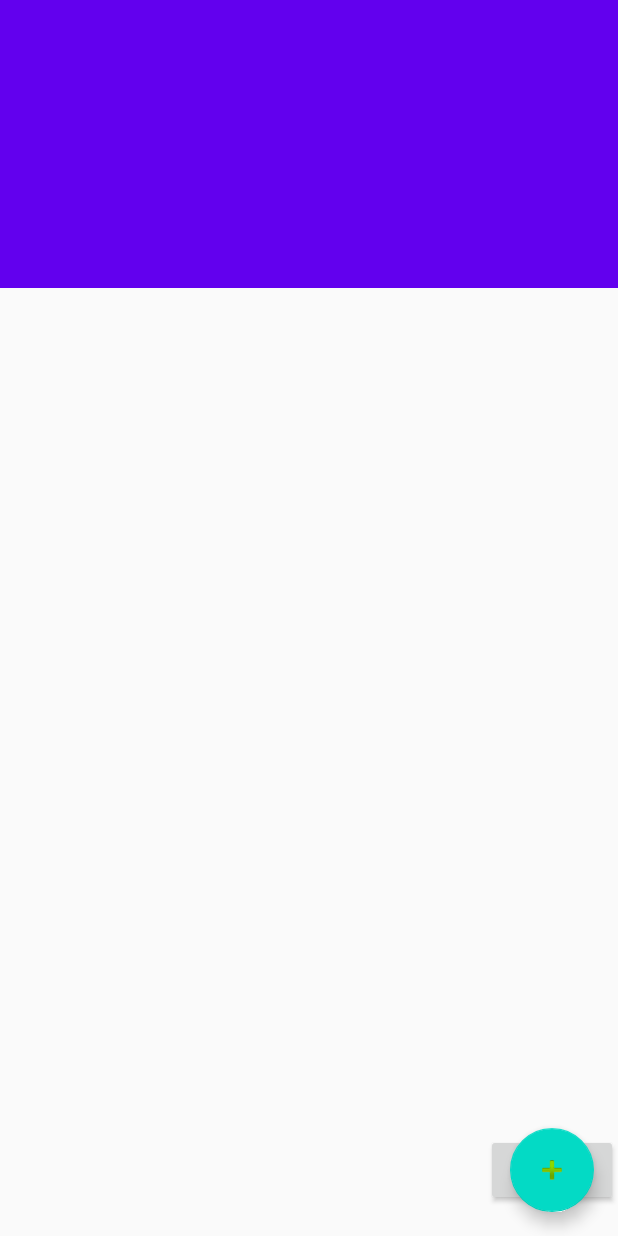
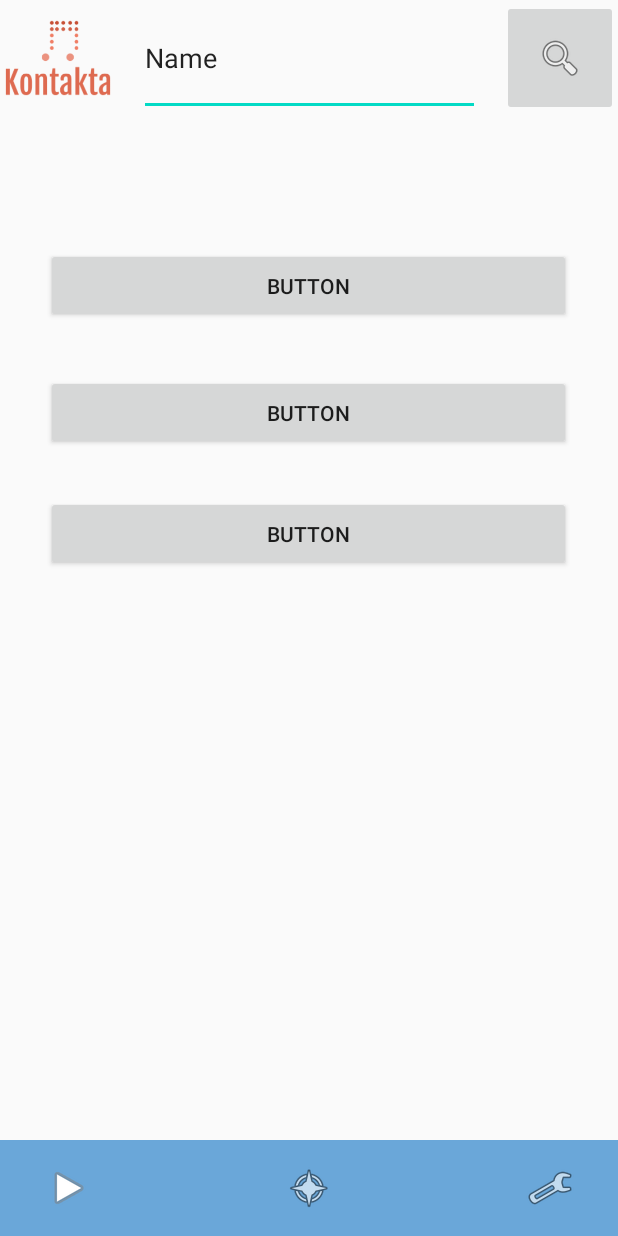
Before and after one commit to APAbrahamF/Kontakta, an Android app: the layout configuracion.xml on its own in the app's theme, with its tools: preview values and no code run, on a phone screen of 412 x 824 dp. Run offline under Robolectric (Android 15) with nearby library versions, the phone set to English and light mode, and no system bars; network calls fail.

Commit message:
Se agrego el boton de configuracion

```diff
--- a/Kontakta/app/src/main/res/layout/configuracion.xml
+++ b/Kontakta/app/src/main/res/layout/configuracion.xml
@@ -1,63 +1,149 @@
 <?xml version="1.0" encoding="utf-8"?>
-<androidx.coordinatorlayout.widget.CoordinatorLayout xmlns:android="http://schemas.android.com/apk/res/android"
+<androidx.constraintlayout.widget.ConstraintLayout xmlns:android="http://schemas.android.com/apk/res/android"
     xmlns:app="http://schemas.android.com/apk/res-auto"
 
 
     xmlns:tools="http://schemas.android.com/tools"
+    android:id="@+id/coordinatorLayout2"
     android:layout_width="match_parent"
-    android:layout_height="match_parent">
+    android:layout_height="match_parent"
+    tools:context=".MenuConfiguracion">
 
-    <com.google.android.material.appbar.AppBarLayout
-        android:id="@+id/appbar"
+    <EditText
+        android:id="@+id/editTextTextPersonName3"
+        android:layout_width="227dp"
+        android:layout_height="77dp"
+        android:ems="10"
+        android:inputType="textPersonName"
+        android:text="Name"
+        app:layout_constraintBottom_toBottomOf="parent"
+        app:layout_constraintEnd_toEndOf="parent"
+        app:layout_constraintStart_toStartOf="parent"
+        app:layout_constraintTop_toTopOf="parent"
+        app:layout_constraintVertical_bias="0.0" />
 
-        android:layout_height="192dp"
-        android:layout_width="match_parent">
+    <ImageView
+        android:id="@+id/imageView10"
+        android:layout_width="77dp"
+        android:layout_height="77dp"
+        app:layout_constraintBottom_toBottomOf="parent"
+        app:layout_constraintEnd_toEndOf="parent"
+        app:layout_constraintHorizontal_bias="0.0"
+        app:layout_constraintStart_toStartOf="parent"
+        app:layout_constraintTop_toTopOf="parent"
+        app:layout_constraintVertical_bias="0.0"
+        app:srcCompat="@drawable/kontakta_logo" />
 
-        <com.google.android.material.appbar.CollapsingToolbarLayout
-            android:layout_width="match_parent"
-            android:layout_height="match_parent"
-            app:toolbarId="@+id/toolbar"
-            app:layout_scrollFlags="scroll|enterAlways|enterAlwaysCollapsed"
+    <ImageButton
+        android:id="@+id/imageButton14"
+        android:layout_width="77dp"
+        android:layout_height="77dp"
+        app:layout_constraintBottom_toBottomOf="parent"
+        app:layout_constraintEnd_toEndOf="parent"
+        app:layout_constraintHorizontal_bias="1.0"
+        app:layout_constraintStart_toStartOf="parent"
+        app:layout_constraintTop_toTopOf="parent"
+        app:layout_constraintVertical_bias="0.0"
+        app:srcCompat="@android:drawable/ic_menu_search" />
 
-            app:contentScrim="?attr/colorPrimary">
+    <View
+        android:id="@+id/view4"
+        android:layout_width="412dp"
+        android:layout_height="64dp"
+        android:layout_weight="1"
+        android:background="#6AA7D9"
+        app:layout_constraintBottom_toBottomOf="parent"
+        app:layout_constraintEnd_toEndOf="parent"
+        app:layout_constraintHorizontal_bias="0.0"
+        app:layout_constraintStart_toStartOf="parent"
+        app:layout_constraintTop_toTopOf="parent"
+        app:layout_constraintVertical_bias="1.0" />
 
-
-            <androidx.appcompat.widget.Toolbar
-                android:id="@+id/toolbar"
-                android:layout_height="?attr/actionBarSize"
-                android:layout_width="match_parent"></androidx.appcompat.widget.Toolbar>
-        </com.google.android.material.appbar.CollapsingToolbarLayout>
-    </com.google.android.material.appbar.AppBarLayout>
-
-    <androidx.core.widget.NestedScrollView
-        android:layout_width="match_parent"
-        android:layout_height="match_parent"
-
-
-        >
-
-        <androidx.constraintlayout.widget.ConstraintLayout
-            android:layout_width="match_parent"
-            android:layout_height="match_parent">
-
-        </androidx.constraintlayout.widget.ConstraintLayout>
-
-    </androidx.core.widget.NestedScrollView>
-
-    <com.google.android.material.floatingactionbutton.FloatingActionButton
-        android:id="@+id/floatingActionButton"
+    <androidx.constraintlayout.widget.Guideline
+        android:id="@+id/guideline7"
         android:layout_width="wrap_content"
         android:layout_height="wrap_content"
-        android:layout_gravity="bottom|end"
-        android:layout_margin="16dp"
-        android:src="@android:drawable/ic_input_add" />
+        android:orientation="vertical"
+        app:layout_constraintGuide_begin="207dp" />
+
+    <androidx.constraintlayout.widget.Guideline
+        android:id="@+id/guideline8"
+        android:layout_width="wrap_content"
+        android:layout_height="wrap_content"
+        android:orientation="horizontal"
+        app:layout_constraintGuide_begin="362dp" />
+
+    <ImageButton
+        android:id="@+id/imageButton15"
+        android:layout_width="64dp"
+        android:layout_height="64dp"
+        android:background="#6AA7D9"
+        app:layout_constraintBottom_toBottomOf="parent"
+        app:layout_constraintEnd_toEndOf="parent"
+        app:layout_constraintStart_toStartOf="parent"
+        app:layout_constraintTop_toTopOf="parent"
+        app:layout_constraintVertical_bias="1.0"
+        app:srcCompat="@android:drawable/ic_menu_compass" />
+
+    <ImageButton
+        android:id="@+id/imageButton16"
+        android:layout_width="64dp"
+        android:layout_height="64dp"
+        android:background="#6AA7D9"
+        app:layout_constraintBottom_toBottomOf="parent"
+        app:layout_constraintEnd_toEndOf="parent"
+        app:layout_constraintHorizontal_bias="0.04"
+        app:layout_constraintStart_toStartOf="parent"
+        app:layout_constraintTop_toTopOf="parent"
+        app:layout_constraintVertical_bias="1.0"
+        app:srcCompat="@android:drawable/ic_media_play" />
+
+    <ImageButton
+        android:id="@+id/imageButton17"
+        android:layout_width="64dp"
+        android:layout_height="64dp"
+        android:background="#6AA7D9"
+        app:layout_constraintBottom_toBottomOf="parent"
+        app:layout_constraintEnd_toEndOf="parent"
+        app:layout_constraintHorizontal_bias="0.962"
+        app:layout_constraintStart_toStartOf="parent"
+        app:layout_constraintTop_toTopOf="parent"
+        app:layout_constraintVertical_bias="1.0"
+        app:srcCompat="@android:drawable/ic_menu_manage" />
 
     <Button
-        android:id="@+id/button"
-        android:layout_width="wrap_content"
-        android:layout_height="wrap_content"
+        android:id="@+id/button2"
+        android:layout_width="350dp"
+        android:layout_height="50dp"
         android:text="Button"
-        app:layout_anchor="@+id/floatingActionButton"
-        app:layout_anchorGravity="end|center" />"
+        app:layout_constraintBottom_toBottomOf="parent"
+        app:layout_constraintEnd_toEndOf="parent"
+        app:layout_constraintHorizontal_bias="0.491"
+        app:layout_constraintStart_toStartOf="parent"
+        app:layout_constraintTop_toTopOf="parent"
+        app:layout_constraintVertical_bias="0.427" />
 
-</androidx.coordinatorlayout.widget.CoordinatorLayout>
+    <Button
+        android:id="@+id/button3"
+        android:layout_width="350dp"
+        android:layout_height="50dp"
+        android:text="Button"
+        app:layout_constraintBottom_toBottomOf="parent"
+        app:layout_constraintEnd_toEndOf="parent"
+        app:layout_constraintHorizontal_bias="0.491"
+        app:layout_constraintStart_toStartOf="parent"
+        app:layout_constraintTop_toTopOf="parent"
+        app:layout_constraintVertical_bias="0.323" />
+
+    <Button
+        android:id="@+id/button4"
+        android:layout_width="350dp"
+        android:layout_height="50dp"
+        android:text="Button"
+        app:layout_constraintBottom_toBottomOf="parent"
+        app:layout_constraintEnd_toEndOf="parent"
+        app:layout_constraintHorizontal_bias="0.491"
+        app:layout_constraintStart_toStartOf="parent"
+        app:layout_constraintTop_toTopOf="parent"
+        app:layout_constraintVertical_bias="0.214" />
+</androidx.constraintlayout.widget.ConstraintLayout>
--- a/Kontakta/app/src/main/res/layout/menu_principal.xml
+++ b/Kontakta/app/src/main/res/layout/menu_principal.xml
@@ -100,7 +100,7 @@
         app:srcCompat="@android:drawable/ic_media_play" />
 
     <ImageButton
-        android:id="@+id/imageButton5"
+        android:id="@+id/confButton"
         android:layout_width="64dp"
         android:layout_height="64dp"
         android:background="#6AA7D9"
```
Also changed, not shown: Kontakta/app/src/main/AndroidManifest.xml (+12 -0 lines), Kontakta/app/src/main/java/com/example/kontakta/MenuConfiguracion.kt (+8 -1 lines), Kontakta/app/src/main/java/com/example/kontakta/MenuPrincipal.kt (+7 -0 lines), Kontakta/app/src/main/res/layout/cambio_usuario.xml (+33 -25 lines), 469 other files.
